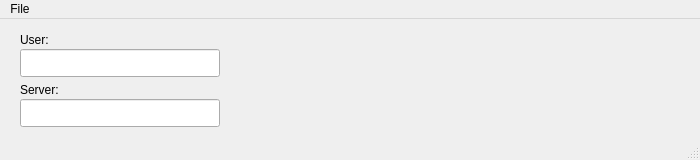
This is gui/interface.ui in EduardoOsquel/mailmainsuite as Qt 5 draws it before an edit. The edited form follows.
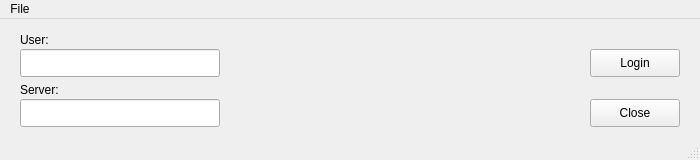
This is the edited form. Icons and pictures are not drawn.

Patch:
```diff
--- a/gui/interface.ui
+++ b/gui/interface.ui
@@ -106,6 +106,32 @@
      <string>Server:</string>
     </property>
    </widget>
+   <widget class="QPushButton" name="pushLogin">
+    <property name="geometry">
+     <rect>
+      <x>590</x>
+      <y>30</y>
+      <width>90</width>
+      <height>28</height>
+     </rect>
+    </property>
+    <property name="text">
+     <string>Login</string>
+    </property>
+   </widget>
+   <widget class="QPushButton" name="pushClose">
+    <property name="geometry">
+     <rect>
+      <x>590</x>
+      <y>80</y>
+      <width>90</width>
+      <height>28</height>
+     </rect>
+    </property>
+    <property name="text">
+     <string>Close</string>
+    </property>
+   </widget>
   </widget>
   <widget class="QMenuBar" name="menubar">
    <property name="geometry">
```
